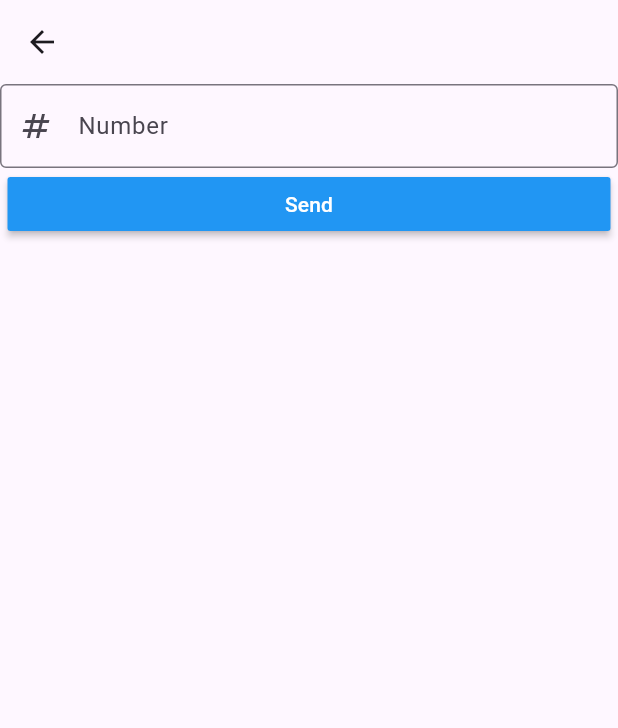
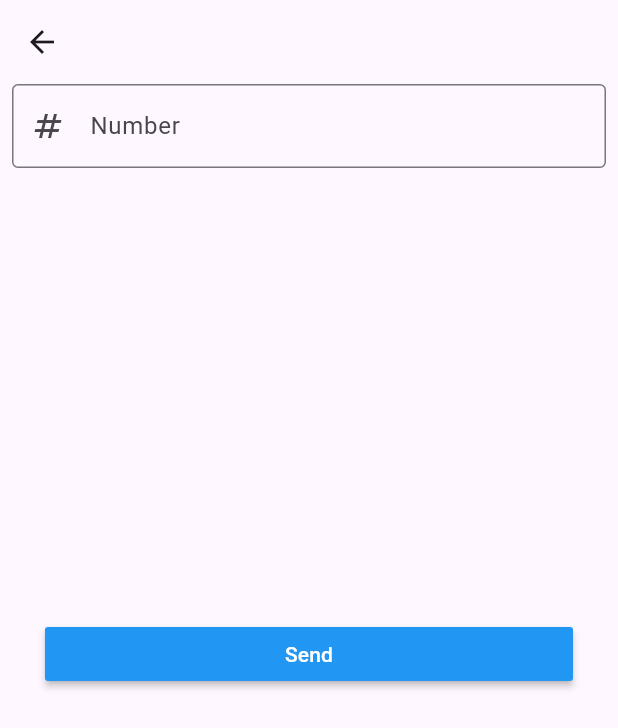
Before and after one commit to dairoudjamila/lewrupay, a Flutter app: the Congrat screen opened directly, after a tap on "Get started", on a phone screen of 412 x 824 dp. Shown: the top 728 px of the screen. Run offline on Flutter 3.47's test engine with Material 3 defaults, Android fonts, the phone set to English and light mode, and no system bars; our stand-ins replace get; missing offline and left inert: gradient_elevated_button; statements that could not run were skipped.

Commit message:
Ajout du page phone number

```diff
--- a/lib/views/Home.dart
+++ b/lib/views/Home.dart
@@ -3,7 +3,7 @@ import 'package:gradient_elevated_button/gradient_elevated_button.dart';
 import 'package:lewrupay/views/Sign up credit.dart';
 
 class Home extends StatelessWidget {
-  const Home ({super.key});
+  const Home({super.key});
 
   @override
   Widget build(BuildContext context) {
@@ -31,7 +31,7 @@ class Home extends StatelessWidget {
                   MaterialPageRoute(builder: (context) => Singupcredit()),
                 );
               },
-              child: const Text("Start"),
+              child: const Text("Start", style: TextStyle(color: Colors.white)),
             ),
             Spacer(flex: 1),
           ],
@@ -39,6 +39,4 @@ class Home extends StatelessWidget {
       ),
     );
   }
-
-
 }
--- a/lib/views/Sign_Up.dart
+++ b/lib/views/Sign_Up.dart
@@ -11,7 +11,7 @@ class SignUp extends StatelessWidget {
     return Scaffold(
       appBar: AppBar(),
       body: Padding(
-        padding: const EdgeInsets.all(40.0),
+        padding: const EdgeInsets.only(left: 10, right: 10, top: 200),
         child: Column(
           mainAxisAlignment: MainAxisAlignment.center,
           children: [
@@ -31,7 +31,7 @@ class SignUp extends StatelessWidget {
               ),
             ),
 
-            const SizedBox(height: 25),
+            const SizedBox(height: 30),
             ElevatedButton(
               style: ElevatedButton.styleFrom(
                 foregroundColor: Colors.white,
@@ -41,7 +41,7 @@ class SignUp extends StatelessWidget {
               onPressed: () {
                 Get.to(() => Congrat());
               },
-              child: const Text('log in'),
+              child: const Text('Log in'),
             ),
           ],
         ),
--- a/lib/views/congrat.dart
+++ b/lib/views/congrat.dart
@@ -2,69 +2,53 @@ import 'package:flutter/material.dart';
 import 'package:get/get.dart';
 import 'package:lewrupay/views/phone number.dart';
 
-
 class Congrat extends StatelessWidget {
-  const Congrat ({super.key});
+  const Congrat({super.key});
 
   @override
   Widget build(BuildContext context) {
     return Scaffold(
-       body:
-      SingleChildScrollView(
-
-        child:
-          Padding(
-            padding: EdgeInsets.all(50.0,),
+      body: SingleChildScrollView(
+        child: Padding(
+          padding: EdgeInsets.all(50.0),
           child: Column(
-
             children: [
-
               Center(
-            child:SizedBox(
-
+                child: SizedBox(
                   width: 550,
                   height: 300,
 
-            child: Image.asset("image/moon phone.png")
-
-           )
+                  child: Image.asset("images/moon phone.png"),
                 ),
-            SizedBox(height: 90,),
+              ),
+              SizedBox(height: 90),
               Text(
-            "Congratulations !!",style: TextStyle(fontSize: 20,color: Colors.blue),textAlign: TextAlign.center,
+                "Congratulations !!",
+                style: TextStyle(fontSize: 20, color: Colors.blue),
+                textAlign: TextAlign.center,
               ),
 
               SizedBox(height: 150),
               Row(
                 mainAxisAlignment: MainAxisAlignment.center,
                 children: [
-
-
                   ElevatedButton(
                     style: ElevatedButton.styleFrom(
                       backgroundColor: Colors.blue,
-                    foregroundColor: Colors.white
+                      foregroundColor: Colors.white,
                     ),
 
-
-
-
                     onPressed: () {
-                  Get.to( () =>Phonenumber());
+                      Get.to(() => Phonenumber());
                     },
-                child: Text("Get started",style: TextStyle(fontSize: 20),)
-                )
+                    child: Text("Get started", style: TextStyle(fontSize: 20)),
+                  ),
                 ],
-            )
-
-             ]
-           )
-          )
-      )
-
-
-
-
+              ),
+            ],
+          ),
+        ),
+      ),
     );
   }
 }
--- a/lib/views/phone number.dart
+++ b/lib/views/phone number.dart
@@ -11,7 +11,9 @@ class Phonenumber extends StatelessWidget {
       body: Center(
         child: Column(
           children: [
-            TextFormField(
+            Padding(
+              padding: const EdgeInsets.symmetric(horizontal: 8),
+              child: TextFormField(
                 keyboardType: TextInputType.emailAddress,
                 decoration: InputDecoration(
                   labelText: 'Number',
@@ -24,9 +26,10 @@ class Phonenumber extends StatelessWidget {
                   return value!.isEmpty ? 'Please enter number' : null;
                 },
               ),
+            ),
 
             Padding(
-              padding: const EdgeInsets.symmetric(horizontal: 5),
+              padding: const EdgeInsets.only(left: 30, right: 30, top: 300),
               child: MaterialButton(
                 minWidth: double.infinity,
                 onPressed: () {
@@ -35,6 +38,7 @@ class Phonenumber extends StatelessWidget {
                     MaterialPageRoute(builder: (context) => MainHome()),
                   );
                 },
+
                 // ignore: sort_child_properties_last
                 child: Text('Send'),
                 color: Colors.blue,
```
Also changed, not shown: flutter_16.png (added). Lines whose indentation alone changed are shown as unchanged.
